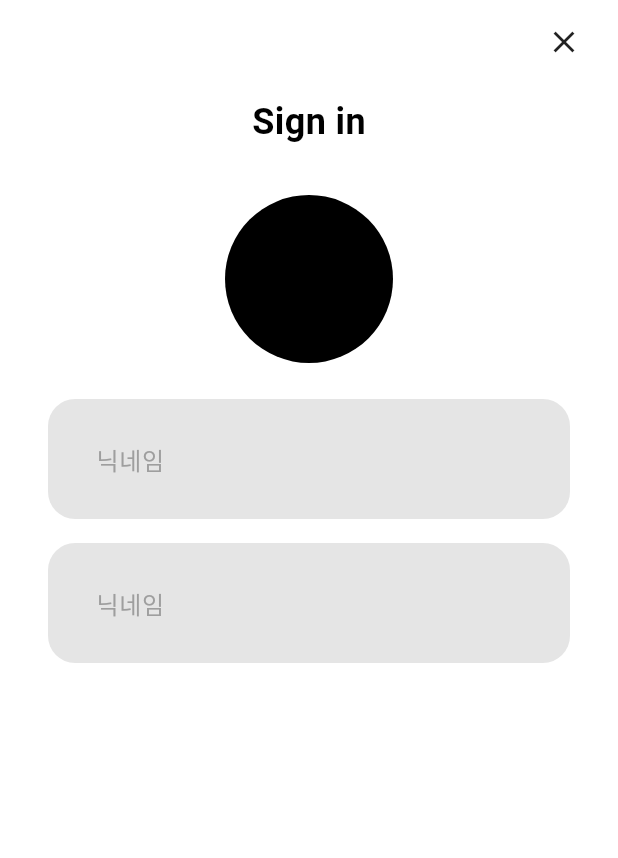
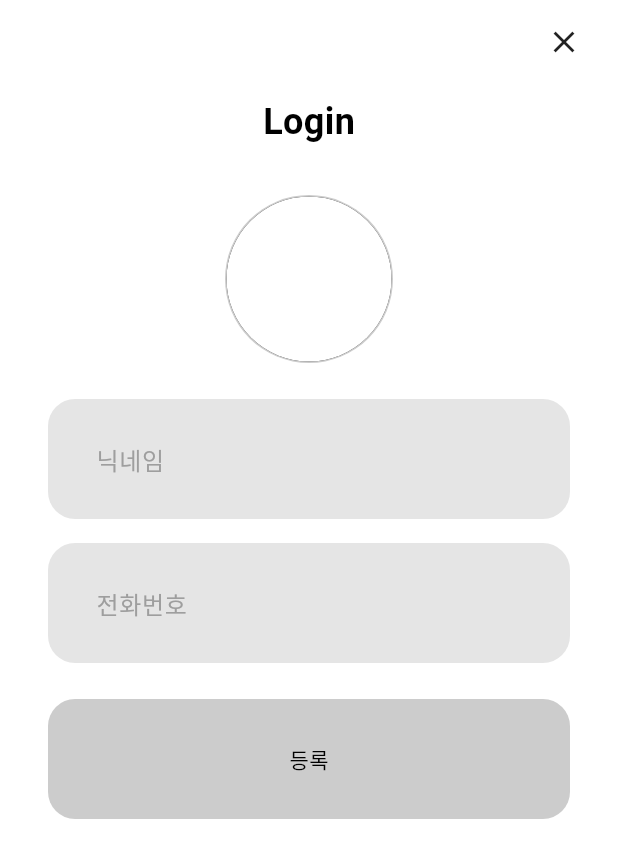
Before and after one commit to Do-Boo/Cop_Calendar, a Flutter app: the SignPage screen opened directly, on a phone screen of 412 x 824 dp. Shown: the top 858 px of the screen. Run offline on Flutter 3.47's test engine with Material 3 defaults, Android fonts, the phone set to English and light mode, and no system bars; our stand-ins replace auto_size_text, flutter_riverpod, get, image_picker, shared_preferences, shimmer; missing offline and left inert: kakao_flutter_sdk; accounts and stored records are empty; Roboto replaces fonts that are missing (GowunDodum).

Commit message:
2024.7.24.(수) 18:30 작동확인

```diff
--- a/lib/g_gets.dart
+++ b/lib/g_gets.dart
@@ -57,14 +57,14 @@ class ImagePickerController extends GetxController {
   final Rx<File> _selectedImage = Rx<File>(File(''));
   final RxBool isImageSelected = false.obs;
 
-  File get selectedImage {
-    if (_selectedImage.value.existsSync()) {
-      isImageSelected.value = true;
-    }
-    return _selectedImage.value;
-  }
+  File get selectedImage => _selectedImage.value;
 
   Future<bool> get isImageExists async => await selectedImage.exists();
+
+  Future<void> imageEmpty() async {
+    _selectedImage.value = File('');
+    isImageSelected.value = false;
+  }
 
   Future<void> selectImage() async {
     final picker = ImagePicker();
@@ -74,6 +74,7 @@ class ImagePickerController extends GetxController {
       _selectedImage.value = File(pickedFile.path);
       isImageSelected.value = true;
     } else {
+      _selectedImage.value = File('');
       isImageSelected.value = false;
     }
   }
--- a/lib/page/p_sign_page.dart
+++ b/lib/page/p_sign_page.dart
@@ -1,30 +1,51 @@
+import 'dart:convert';
 import 'dart:io';
-
+import 'dart:ui' as ui;
+import 'package:events_app/function/f_phone_number_format.dart';
+import 'package:events_app/api/api_database_query.dart';
 import 'package:events_app/g_gets.dart';
 import 'package:events_app/widgets/w_button.dart';
+import 'package:events_app/widgets/w_custom_dialog.dart';
 import 'package:events_app/widgets/w_custom_image.dart';
 import 'package:events_app/widgets/w_round_widget.dart';
 import 'package:flutter/material.dart';
+import 'package:flutter/rendering.dart';
 import 'package:flutter/services.dart';
 import 'package:get/get.dart';
+import 'package:shared_preferences/shared_preferences.dart';
+
+var theme;
 
 class SignPage extends StatefulWidget {
   const SignPage({super.key});
-
   @override
   State<SignPage> createState() => _SignPageState();
 }
 
 class _SignPageState extends State<SignPage> {
+  final GlobalKey globalKey = GlobalKey();
+  final nickNameController = Get.put(TextFieldsController());
+  final imagePickerController = Get.put(ImagePickerController());
+  final telNumberController = TextEditingController();
+
   @override
   Widget build(BuildContext context) {
-    final theme = Theme.of(context);
-    final nicknameController = Get.put(TextFieldsController());
+    theme = Theme.of(context);
+
     return Scaffold(
       body: SafeArea(
         child: Column(
           children: [
-            Container(
+            _buildTopBar(context),
+            _buildBody(context),
+          ],
+        ),
+      ),
+    );
+  }
+
+  Widget _buildTopBar(BuildContext context) {
+    return Container(
       padding: const EdgeInsets.symmetric(horizontal: 16, vertical: 8),
       height: 56,
       width: double.infinity,
@@ -46,27 +67,68 @@ class _SignPageState extends State<SignPage> {
           ),
         ],
       ),
-            ),
-            Expanded(
+    );
+  }
+
+  Widget _buildBody(BuildContext context) {
+    return Expanded(
       child: Container(
         padding: const EdgeInsets.symmetric(horizontal: 24, vertical: 8),
         child: Column(
           children: [
-                    const Text("Sign in", style: TextStyle(fontSize: 24, fontWeight: FontWeight.bold)),
+            const Text("Login", style: TextStyle(fontSize: 24, fontWeight: FontWeight.bold)),
             const SizedBox(height: 32),
-                    Obx(() {
-                      return SizedBox(
+            _buildProfileImage(),
+            const SizedBox(height: 16),
+            _buildNickNameField(),
+            _buildTelNumberField(),
+            const SizedBox(height: 16),
+            _buildRegisterButton(context),
+            const SizedBox(height: 16),
+          ],
+        ),
+      ),
+    );
+  }
+
+  Widget _buildProfileImage() {
+    return Obx(() {
+      return Container(
+        padding: const EdgeInsets.all(1),
         height: 112,
         width: 112,
+        decoration: BoxDecoration(
+          borderRadius: BorderRadius.circular(56),
+          color: theme.hintColor.withOpacity(0.2),
+        ),
         child: Button(
           color: theme.hintColor,
           onPressed: () async {
             HapticFeedback.lightImpact();
-                            await ImagePickerController.to.selectImage();
+            if (imagePickerController.isImageSelected == true) {
+              showDialog(
+                context: context,
+                builder: (context) {
+                  return CustomDialogWidget(
+                    title: "프로필 사진",
+                    content: "프로필 사진 지우시겠습니까?",
+                    onPressed: () {
+                      Navigator.of(context).pop();
+                      HapticFeedback.lightImpact();
+                      imagePickerController.imageEmpty();
+                    },
+                  );
+                },
+              );
+            } else {
+              await imagePickerController.selectImage();
+            }
           },
           child: ClipOval(
+            child: RepaintBoundary(
+              key: globalKey,
               child: FutureBuilder<bool>(
-                              future: ImagePickerController.to.isImageExists,
+                future: imagePickerController.isImageExists,
                 builder: (BuildContext context, AsyncSnapshot<bool> snapshot) {
                   if (snapshot.connectionState == ConnectionState.waiting) {
                     return const CircularProgressIndicator();
@@ -78,12 +140,12 @@ class _SignPageState extends State<SignPage> {
                         return Image.file(
                           height: double.infinity,
                           width: double.infinity,
-                                        File(ImagePickerController.to.selectedImage.path),
+                          File(imagePickerController.selectedImage.path),
                           fit: BoxFit.cover,
                         );
                       } else {
                         return Obx(() {
-                                        return CustomProfile(nickName: nicknameController.getText);
+                          return CustomProfile(nickName: nickNameController.getText);
                         });
                       }
                     }
@@ -92,47 +154,115 @@ class _SignPageState extends State<SignPage> {
               ),
             ),
           ),
+        ),
       );
-                    }),
-                    const SizedBox(height: 16),
-                    RoundWidget(
+    });
+  }
+
+  Widget _buildNickNameField() {
+    return RoundWidget(
       padding: const EdgeInsets.symmetric(horizontal: 32, vertical: 16),
       borderRadius: BorderRadius.circular(18),
       color: theme.hintColor.withOpacity(0.1),
       child: TextField(
-                        controller: nicknameController.controller,
+        controller: nickNameController.controller,
         decoration: const InputDecoration(
           border: InputBorder.none,
           hintText: "닉네임",
+          hintStyle: TextStyle(fontSize: 16, color: Colors.grey),
+        ),
+      ),
+    );
+  }
+
+  Widget _buildTelNumberField() {
+    return RoundWidget(
+      padding: const EdgeInsets.symmetric(horizontal: 32, vertical: 16),
+      borderRadius: BorderRadius.circular(18),
+      color: theme.hintColor.withOpacity(0.1),
+      child: TextField(
+        controller: telNumberController,
+        inputFormatters: [PhoneNumberInputFormatter()],
+        decoration: const InputDecoration(
+          border: InputBorder.none,
+          hintText: "전화번호",
           hintStyle: TextStyle(
             fontSize: 16,
             color: Colors.grey,
           ),
         ),
       ),
-                    ),
-                    RoundWidget(
-                      padding: const EdgeInsets.symmetric(horizontal: 32, vertical: 16),
-                      borderRadius: BorderRadius.circular(18),
-                      color: theme.hintColor.withOpacity(0.1),
-                      child: const TextField(
-                        decoration: InputDecoration(
-                          border: InputBorder.none,
-                          hintText: "닉네임",
-                          hintStyle: TextStyle(
-                            fontSize: 16,
-                            color: Colors.grey,
-                          ),
-                        ),
-                      ),
-                    ),
-                    const SizedBox(height: 16),
-                  ],
-                ),
-              ),
-            ),
-          ],
-        ),
+    );
+  }
+
+  Widget _buildRegisterButton(BuildContext context) {
+    return Container(
+      padding: const EdgeInsets.symmetric(horizontal: 8),
+      height: 80,
+      width: double.infinity,
+      child: Button(
+        borderRadius: 18,
+        color: theme.hintColor.withOpacity(0.2),
+        child: const Text("등록"),
+        onPressed: () async {
+          if (nickNameController.getText == "") {
+            await showDialog(
+              context: context,
+              builder: (context) {
+                return const CustomDialogWidget(
+                  title: "알림",
+                  content: "닉네임을 입력해주세요.",
+                );
+              },
+            );
+            return;
+          }
+          if (telNumberController.text == "" || telNumberController.text.length != 13) {
+            await showDialog(
+              context: context,
+              builder: (context) {
+                return const CustomDialogWidget(
+                  title: "알림",
+                  content: "전화번호 입력을 확인해주세요.",
+                );
+              },
+            );
+            return;
+          }
+          SharedPreferences prefs = await SharedPreferences.getInstance();
+          RenderRepaintBoundary boundary = globalKey.currentContext?.findRenderObject() as RenderRepaintBoundary;
+          ui.Image image = await boundary.toImage();
+          ByteData? byteData = await image.toByteData(format: ui.ImageByteFormat.png);
+          if (byteData != null) {
+            Uint8List pngBytes = byteData.buffer.asUint8List();
+            await prefs.setString("nickName", nickNameController.getText);
+            await prefs.setString("tel", telNumberController.text.replaceAll("-", ""));
+            await prefs.setString("profile", base64Encode(pngBytes));
+            if (await insertUserPreferences() == "failed") {
+              await showDialog(
+                context: context,
+                builder: (context) {
+                  return const CustomDialogWidget(
+                    title: "알림",
+                    content: "이미 등록된 회원입니다.",
+                  );
+                },
+              );
+            } else {
+              await showDialog(
+                context: context,
+                builder: (context) {
+                  return const CustomDialogWidget(
+                    title: "알림",
+                    content: "등록이 완료되었습니다.",
+                  );
+                },
+              );
+            }
+            Navigator.of(context).pop();
+            HapticFeedback.lightImpact();
+          }
+        },
       ),
     );
   }
--- a/lib/widgets/w_custom_image.dart
+++ b/lib/widgets/w_custom_image.dart
@@ -1,8 +1,8 @@
-import 'package:events_app/theme/app_color.dart';
+import 'package:auto_size_text/auto_size_text.dart';
 import 'package:flutter/material.dart';
 
 class CustomProfile extends StatelessWidget {
-  final nickName;
+  final dynamic nickName;
 
   const CustomProfile({super.key, this.nickName});
 
@@ -12,13 +12,11 @@ class CustomProfile extends StatelessWidget {
       alignment: Alignment.center,
       height: 112,
       width: 112,
-      // color: color,
-      child: Text(
+      color: Colors.white,
+      child: AutoSizeText(
         nickName ?? "닉네임",
-        style: const TextStyle(
-          fontSize: 16,
-          color: Colors.black,
-        ),
+        maxLines: 1,
+        style: const TextStyle(fontSize: 178, color: Colors.black, fontWeight: FontWeight.bold),
       ),
     );
   }
--- a/pubspec.yaml
+++ b/pubspec.yaml
@@ -52,6 +52,8 @@ dependencies:
   shimmer: ^3.0.0
   kakao_flutter_sdk: ^1.3.1
   image_picker: ^1.1.2
+  auto_size_text: ^3.0.0
+  path_provider: ^2.1.3
 
 
 dev_dependencies:
```
Also changed, not shown: lib/function/f_phone_number_format.dart (added, +25 -0 lines), lib/main.dart (+5 -5 lines), lib/theme/app_color.dart (+7 -6 lines), lib/widgets/w_custom_appbar.dart (+8 -2 lines), lib/widgets/w_custom_dialog.dart (+5 -3 lines). Lines whose indentation alone changed are shown as unchanged.
